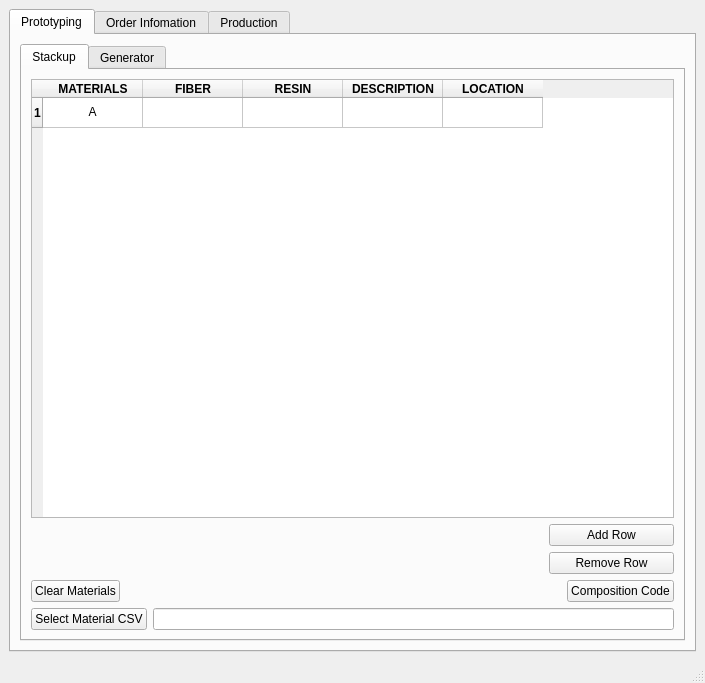
The window that ui/main.ui (linaflorez/RTPC_UI) describes before a commit, drawn with Qt 5.
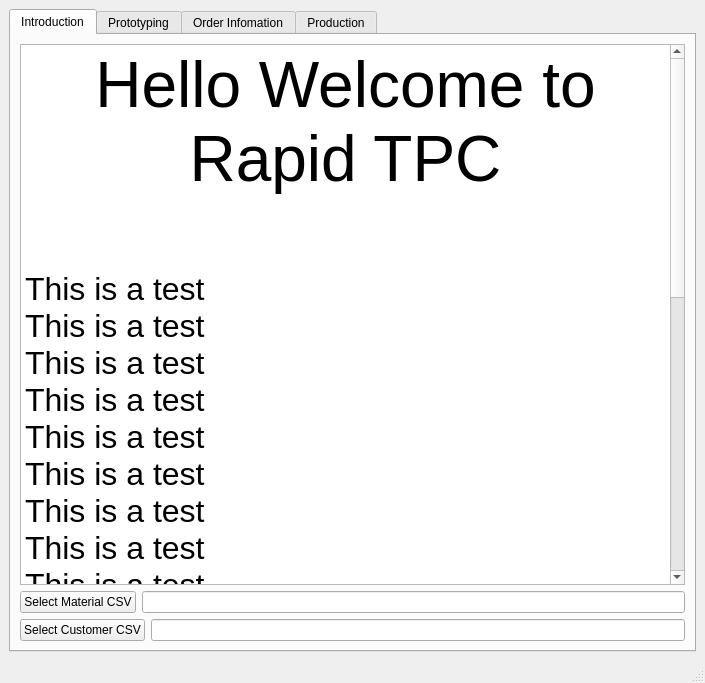
The same window after the commit.

Commit message:
feat: Connect buttons to file selection
- Resolves the issue of double opening dialogue box when selecting a file
- Now, pressing the button will open the file dialogue box and populate the input box with the selected file name

Note: This commit message follows the convention of starting with a verb in the imperative form and providing a concise summary of the changes.

Patch:
```diff
--- a/ui/main.ui
+++ b/ui/main.ui
@@ -41,6 +41,86 @@
       <property name="currentIndex">
        <number>0</number>
       </property>
+      <widget class="QWidget" name="tab_5">
+       <attribute name="title">
+        <string>Introduction</string>
+       </attribute>
+       <layout class="QVBoxLayout" name="verticalLayout_8">
+        <item>
+         <widget class="QTextBrowser" name="textBrowser">
+          <property name="html">
+           <string>&lt;!DOCTYPE HTML PUBLIC &quot;-//W3C//DTD HTML 4.0//EN&quot; &quot;http://www.w3.org/TR/REC-html40/strict.dtd&quot;&gt;
+&lt;html&gt;&lt;head&gt;&lt;meta name=&quot;qrichtext&quot; content=&quot;1&quot; /&gt;&lt;style type=&quot;text/css&quot;&gt;
+p, li { white-space: pre-wrap; }
+&lt;/style&gt;&lt;/head&gt;&lt;body style=&quot; font-family:'.AppleSystemUIFont'; font-size:13pt; font-weight:400; font-style:normal;&quot;&gt;
+&lt;p align=&quot;center&quot; style=&quot; margin-top:0px; margin-bottom:0px; margin-left:0px; margin-right:0px; -qt-block-indent:0; text-indent:0px;&quot;&gt;&lt;span style=&quot; font-size:48pt;&quot;&gt;Hello Welcome to Rapid TPC&lt;/span&gt;&lt;/p&gt;
+&lt;p align=&quot;center&quot; style=&quot;-qt-paragraph-type:empty; margin-top:0px; margin-bottom:0px; margin-left:0px; margin-right:0px; -qt-block-indent:0; text-indent:0px; font-size:48pt;&quot;&gt;&lt;br /&gt;&lt;/p&gt;
+&lt;p style=&quot; margin-top:0px; margin-bottom:0px; margin-left:0px; margin-right:0px; -qt-block-indent:0; text-indent:0px;&quot;&gt;&lt;span style=&quot; font-size:24pt;&quot;&gt;This is a test&lt;/span&gt;&lt;/p&gt;
+&lt;p style=&quot; margin-top:0px; margin-bottom:0px; margin-left:0px; margin-right:0px; -qt-block-indent:0; text-indent:0px;&quot;&gt;&lt;span style=&quot; font-size:24pt;&quot;&gt;This is a test&lt;/span&gt;&lt;/p&gt;
+&lt;p style=&quot; margin-top:0px; margin-bottom:0px; margin-left:0px; margin-right:0px; -qt-block-indent:0; text-indent:0px;&quot;&gt;&lt;span style=&quot; font-size:24pt;&quot;&gt;This is a test&lt;/span&gt;&lt;/p&gt;
+&lt;p style=&quot; margin-top:0px; margin-bottom:0px; margin-left:0px; margin-right:0px; -qt-block-indent:0; text-indent:0px;&quot;&gt;&lt;span style=&quot; font-size:24pt;&quot;&gt;This is a test&lt;/span&gt;&lt;/p&gt;
+&lt;p style=&quot; margin-top:0px; margin-bottom:0px; margin-left:0px; margin-right:0px; -qt-block-indent:0; text-indent:0px;&quot;&gt;&lt;span style=&quot; font-size:24pt;&quot;&gt;This is a test&lt;/span&gt;&lt;/p&gt;
+&lt;p style=&quot; margin-top:0px; margin-bottom:0px; margin-left:0px; margin-right:0px; -qt-block-indent:0; text-indent:0px;&quot;&gt;&lt;span style=&quot; font-size:24pt;&quot;&gt;This is a test&lt;/span&gt;&lt;/p&gt;
+&lt;p style=&quot; margin-top:0px; margin-bottom:0px; margin-left:0px; margin-right:0px; -qt-block-indent:0; text-indent:0px;&quot;&gt;&lt;span style=&quot; font-size:24pt;&quot;&gt;This is a test&lt;/span&gt;&lt;/p&gt;
+&lt;p style=&quot; margin-top:0px; margin-bottom:0px; margin-left:0px; margin-right:0px; -qt-block-indent:0; text-indent:0px;&quot;&gt;&lt;span style=&quot; font-size:24pt;&quot;&gt;This is a test&lt;/span&gt;&lt;/p&gt;
+&lt;p style=&quot; margin-top:0px; margin-bottom:0px; margin-left:0px; margin-right:0px; -qt-block-indent:0; text-indent:0px;&quot;&gt;&lt;span style=&quot; font-size:24pt;&quot;&gt;This is a test&lt;/span&gt;&lt;/p&gt;
+&lt;p style=&quot; margin-top:0px; margin-bottom:0px; margin-left:0px; margin-right:0px; -qt-block-indent:0; text-indent:0px;&quot;&gt;&lt;span style=&quot; font-size:24pt;&quot;&gt;This is a test&lt;/span&gt;&lt;/p&gt;
+&lt;p style=&quot; margin-top:0px; margin-bottom:0px; margin-left:0px; margin-right:0px; -qt-block-indent:0; text-indent:0px;&quot;&gt;&lt;span style=&quot; font-size:24pt;&quot;&gt;This is a test&lt;/span&gt;&lt;/p&gt;
+&lt;p style=&quot; margin-top:0px; margin-bottom:0px; margin-left:0px; margin-right:0px; -qt-block-indent:0; text-indent:0px;&quot;&gt;&lt;span style=&quot; font-size:24pt;&quot;&gt;This is a test&lt;/span&gt;&lt;/p&gt;
+&lt;p style=&quot; margin-top:0px; margin-bottom:0px; margin-left:0px; margin-right:0px; -qt-block-indent:0; text-indent:0px;&quot;&gt;&lt;span style=&quot; font-size:24pt;&quot;&gt;This is a test&lt;/span&gt;&lt;/p&gt;
+&lt;p style=&quot; margin-top:0px; margin-bottom:0px; margin-left:0px; margin-right:0px; -qt-block-indent:0; text-indent:0px;&quot;&gt;&lt;span style=&quot; font-size:24pt;&quot;&gt;This is a test&lt;/span&gt;&lt;/p&gt;
+&lt;p style=&quot; margin-top:0px; margin-bottom:0px; margin-left:0px; margin-right:0px; -qt-block-indent:0; text-indent:0px;&quot;&gt;&lt;span style=&quot; font-size:24pt;&quot;&gt;This is a test&lt;/span&gt;&lt;/p&gt;
+&lt;p style=&quot; margin-top:0px; margin-bottom:0px; margin-left:0px; margin-right:0px; -qt-block-indent:0; text-indent:0px;&quot;&gt;&lt;span style=&quot; font-size:24pt;&quot;&gt;This is a test&lt;/span&gt;&lt;/p&gt;
+&lt;p style=&quot; margin-top:0px; margin-bottom:0px; margin-left:0px; margin-right:0px; -qt-block-indent:0; text-indent:0px;&quot;&gt;&lt;span style=&quot; font-size:24pt;&quot;&gt;This is a test&lt;/span&gt;&lt;/p&gt;
+&lt;p style=&quot; margin-top:0px; margin-bottom:0px; margin-left:0px; margin-right:0px; -qt-block-indent:0; text-indent:0px;&quot;&gt;&lt;span style=&quot; font-size:24pt;&quot;&gt;This is a test&lt;/span&gt;&lt;/p&gt;
+&lt;p style=&quot; margin-top:0px; margin-bottom:0px; margin-left:0px; margin-right:0px; -qt-block-indent:0; text-indent:0px;&quot;&gt;&lt;span style=&quot; font-size:24pt;&quot;&gt;This is a test&lt;/span&gt;&lt;/p&gt;
+&lt;p style=&quot; margin-top:0px; margin-bottom:0px; margin-left:0px; margin-right:0px; -qt-block-indent:0; text-indent:0px;&quot;&gt;&lt;span style=&quot; font-size:24pt;&quot;&gt;This is a test&lt;/span&gt;&lt;/p&gt;
+&lt;p style=&quot; margin-top:0px; margin-bottom:0px; margin-left:0px; margin-right:0px; -qt-block-indent:0; text-indent:0px;&quot;&gt;&lt;span style=&quot; font-size:24pt;&quot;&gt;This is a test&lt;/span&gt;&lt;/p&gt;
+&lt;p style=&quot; margin-top:0px; margin-bottom:0px; margin-left:0px; margin-right:0px; -qt-block-indent:0; text-indent:0px;&quot;&gt;&lt;span style=&quot; font-size:24pt;&quot;&gt;This is a test&lt;/span&gt;&lt;/p&gt;
+&lt;p style=&quot; margin-top:0px; margin-bottom:0px; margin-left:0px; margin-right:0px; -qt-block-indent:0; text-indent:0px;&quot;&gt;&lt;span style=&quot; font-size:24pt;&quot;&gt;This is a test&lt;/span&gt;&lt;/p&gt;
+&lt;p style=&quot;-qt-paragraph-type:empty; margin-top:0px; margin-bottom:0px; margin-left:0px; margin-right:0px; -qt-block-indent:0; text-indent:0px; font-size:24pt;&quot;&gt;&lt;br /&gt;&lt;/p&gt;
+&lt;p style=&quot;-qt-paragraph-type:empty; margin-top:0px; margin-bottom:0px; margin-left:0px; margin-right:0px; -qt-block-indent:0; text-indent:0px; font-size:24pt;&quot;&gt;&lt;br /&gt;&lt;/p&gt;&lt;/body&gt;&lt;/html&gt;</string>
+          </property>
+         </widget>
+        </item>
+        <item>
+         <layout class="QHBoxLayout" name="horizontalLayout_6">
+          <item>
+           <widget class="QPushButton" name="Select_Material_CSV">
+            <property name="text">
+             <string>Select Material CSV</string>
+            </property>
+           </widget>
+          </item>
+          <item>
+           <widget class="QLineEdit" name="materialCSV_here">
+            <property name="text">
+             <string/>
+            </property>
+           </widget>
+          </item>
+         </layout>
+        </item>
+        <item>
+         <layout class="QHBoxLayout" name="horizontalLayout">
+          <item>
+           <widget class="QPushButton" name="Select_Customer_CSV">
+            <property name="text">
+             <string>Select Customer CSV</string>
+            </property>
+           </widget>
+          </item>
+          <item>
+           <widget class="QLineEdit" name="customerCSV_here">
+            <property name="text">
+             <string/>
+            </property>
+           </widget>
+          </item>
+         </layout>
+        </item>
+       </layout>
+      </widget>
       <widget class="QWidget" name="PrototypingTab">
        <attribute name="title">
         <string>Prototyping</string>
@@ -275,24 +355,6 @@
               </item>
              </layout>
             </item>
-            <item>
-             <layout class="QHBoxLayout" name="horizontalLayout_6">
-              <item>
-               <widget class="QPushButton" name="Select_Material_CSV">
-                <property name="text">
-                 <string>Select Material CSV</string>
-                </property>
-               </widget>
-              </item>
-              <item>
-               <widget class="QLineEdit" name="materialCSV_here">
-                <property name="text">
-                 <string/>
-                </property>
-               </widget>
-              </item>
-             </layout>
-            </item>
            </layout>
           </widget>
           <widget class="QWidget" name="GeneratorTab2">
@@ -1171,24 +1233,6 @@
           </item>
          </layout>
         </item>
-        <item>
-         <layout class="QHBoxLayout" name="horizontalLayout">
-          <item>
-           <widget class="QPushButton" name="Select_Customer_CSV">
-            <property name="text">
-             <string>Select Customer CSV</string>
-            </property>
-           </widget>
-          </item>
-          <item>
-           <widget class="QLineEdit" name="customerCSV_here">
-            <property name="text">
-             <string/>
-            </property>
-           </widget>
-          </item>
-         </layout>
-        </item>
        </layout>
       </widget>
       <widget class="QWidget" name="Production">
```
Left out of the diff: 2 changed lines with no effect on the pictures.
